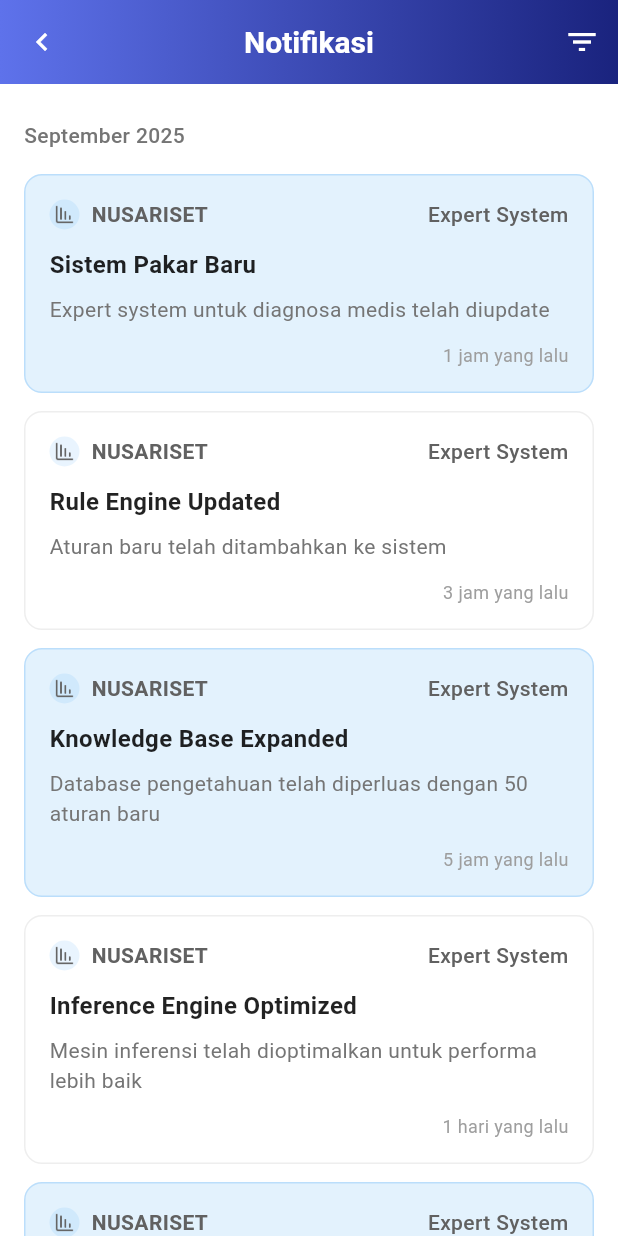
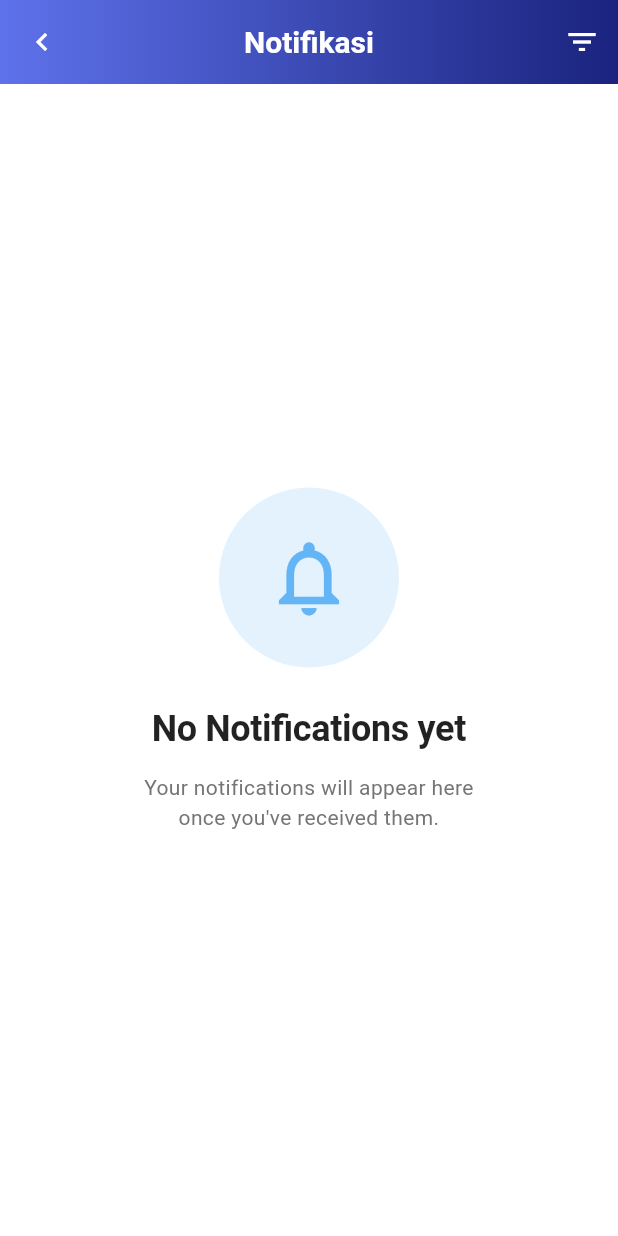
Before and after one commit to adistiradyiputra/rpn-nusagraha, a Flutter app: the NotificationsScreen screen opened directly, on a phone screen of 412 x 824 dp. Run offline on Flutter 3.47's test engine with Material 3 defaults, Android fonts, the light colour scheme and no system bars; our stand-ins replace device_info_plus, flutter_local_notifications, go_router, image_picker, lottie, open_file and 3 more; missing offline and left inert: flutter_pdfview, webview_flutter_android; accounts and stored records are empty; project files that could hold a hidden picture were left out.

Commit message:
Update Production IOS

```diff
--- a/lib/features/home/presentation/services/notification_service.dart
+++ b/lib/features/home/presentation/services/notification_service.dart
@@ -1,273 +1,8 @@
 import '../models/notification_model.dart';
 
 class NotificationService {
-  static final Map<String, Map<String, List<Map<String, dynamic>>>> _notifications = {
-    'NUSARISET': {
-      'Expert System': [
-        {
-          'id': '1',
-          'title': 'Sistem Pakar Baru',
-          'message': 'Expert system untuk diagnosa medis telah diupdate',
-          'time': '1 jam yang lalu',
-          'isRead': false,
-        },
-        {
-          'id': '2',
-          'title': 'Rule Engine Updated',
-          'message': 'Aturan baru telah ditambahkan ke sistem',
-          'time': '3 jam yang lalu',
-          'isRead': true,
-        },
-        {
-          'id': '3',
-          'title': 'Knowledge Base Expanded',
-          'message': 'Database pengetahuan telah diperluas dengan 50 aturan baru',
-          'time': '5 jam yang lalu',
-          'isRead': false,
-        },
-        {
-          'id': '4',
-          'title': 'Inference Engine Optimized',
-          'message': 'Mesin inferensi telah dioptimalkan untuk performa lebih baik',
-          'time': '1 hari yang lalu',
-          'isRead': true,
-        },
-        {
-          'id': '5',
-          'title': 'Expert Consultation Available',
-          'message': 'Konsultasi dengan pakar AI tersedia untuk proyek baru',
-          'time': '2 hari yang lalu',
-          'isRead': false,
-        },
-        {
-          'id': '6',
-          'title': 'System Training Completed',
-          'message': 'Pelatihan sistem pakar untuk tim riset telah selesai',
-          'time': '3 hari yang lalu',
-          'isRead': true,
-        },
-        {
-          'id': '7',
-          'title': 'New Diagnostic Module',
-          'message': 'Modul diagnosa untuk penyakit kardiovaskular telah ditambahkan',
-          'time': '4 hari yang lalu',
-          'isRead': false,
-        },
-        {
-          'id': '8',
-          'title': 'Performance Report',
-          'message': 'Laporan performa sistem pakar bulan Januari tersedia',
-          'time': '1 minggu yang lalu',
-          'isRead': true,
-        },
-      ],
-      'E-Proposal': [
-        {
-          'id': '9',
-          'title': 'Proposal Disetujui',
-          'message': 'Proposal "Penelitian AI" telah disetujui',
-          'time': '2 jam yang lalu',
-          'isRead': false,
-        },
-        {
-          'id': '10',
-          'title': 'Review Selesai',
-          'message': 'Review proposal "Machine Learning" selesai',
-          'time': '1 hari yang lalu',
-          'isRead': true,
-        },
-        {
-          'id': '11',
-          'title': 'Proposal Revisi',
-          'message': 'Proposal "Deep Learning" memerlukan revisi pada bab metodologi',
-          'time': '2 hari yang lalu',
-          'isRead': false,
-        },
-        {
-          'id': '12',
-          'title': 'Budget Approved',
-          'message': 'Anggaran untuk proposal "Computer Vision" telah disetujui',
-          'time': '3 hari yang lalu',
-          'isRead': true,
-        },
-        {
-          'id': '13',
-          'title': 'Timeline Updated',
-          'message': 'Jadwal penelitian untuk proposal "NLP" telah diperbarui',
-          'time': '4 hari yang lalu',
-          'isRead': false,
-        },
-        {
-          'id': '14',
-          'title': 'Collaboration Request',
-          'message': 'Permintaan kolaborasi dari universitas partner untuk proposal AI',
-          'time': '5 hari yang lalu',
-          'isRead': true,
-        },
-        {
-          'id': '15',
-          'title': 'Proposal Deadline',
-          'message': 'Deadline pengumpulan proposal riset tinggal 3 hari',
-          'time': '1 minggu yang lalu',
-          'isRead': false,
-        },
-        {
-          'id': '16',
-          'title': 'Template Updated',
-          'message': 'Template proposal riset telah diperbarui dengan format terbaru',
-          'time': '1 minggu yang lalu',
-          'isRead': true,
-        },
-      ],
-      'E-Monev': [
-        {
-          'id': '17',
-          'title': 'Monitoring Bulanan',
-          'message': 'Laporan monitoring bulan Januari tersedia',
-          'time': '4 jam yang lalu',
-          'isRead': false,
-        },
-        {
-          'id': '18',
-          'title': 'Progress Report',
-          'message': 'Laporan kemajuan proyek AI untuk bulan Januari telah diselesaikan',
-          'time': '1 hari yang lalu',
-          'isRead': true,
-        },
-        {
-          'id': '19',
-          'title': 'Milestone Achieved',
-          'message': 'Milestone pertama proyek Machine Learning telah tercapai',
-          'time': '2 hari yang lalu',
-          'isRead': false,
-        },
-        {
-          'id': '20',
-          'title': 'Budget Utilization',
-          'message': 'Utilisasi anggaran proyek Computer Vision mencapai 75%',
-          'time': '3 hari yang lalu',
-          'isRead': true,
-        },
-        {
-          'id': '21',
-          'title': 'Risk Assessment',
-          'message': 'Penilaian risiko proyek NLP menunjukkan level rendah',
-          'time': '4 hari yang lalu',
-          'isRead': false,
-        },
-        {
-          'id': '22',
-          'title': 'Team Performance',
-          'message': 'Evaluasi kinerja tim riset untuk kuartal Q1 telah selesai',
-          'time': '5 hari yang lalu',
-          'isRead': true,
-        },
-        {
-          'id': '23',
-          'title': 'Quality Assurance',
-          'message': 'Audit kualitas output penelitian bulan Januari telah dilakukan',
-          'time': '1 minggu yang lalu',
-          'isRead': false,
-        },
-        {
-          'id': '24',
-          'title': 'Stakeholder Meeting',
-          'message': 'Rapat dengan stakeholder untuk review progress proyek AI',
-          'time': '1 minggu yang lalu',
-          'isRead': true,
-        },
-      ],
-    },
-    'NUSAHUMA': {
-      'SPPD': [
-        {
-          'id': '25',
-          'title': 'SPPD Disetujui',
-          'message': 'Surat Perjalanan Dinas ke Jakarta disetujui',
-          'time': '1 jam yang lalu',
-          'isRead': false,
-        },
-      ],
-      'Cuti': [
-        {
-          'id': '26',
-          'title': 'Cuti Ditolak',
-          'message': 'Permohonan cuti tanggal 15-20 Januari ditolak',
-          'time': '1 hari yang lalu',
-          'isRead': false,
-        },
-      ],
-      'Presensi': [
-        {
-          'id': '27',
-          'title': 'Absensi Terlambat',
-          'message': 'Anda terlambat 15 menit hari ini',
-          'time': '2 jam yang lalu',
-          'isRead': true,
-        },
-      ],
-    },
-    'NUSAREKA': {
-      'Surat Masuk': [
-        {
-          'id': '28',
-          'title': 'Surat Masuk Baru',
-          'message': 'Ada 3 surat masuk yang perlu ditindaklanjuti',
-          'time': '2 hari yang lalu',
-          'isRead': true,
-        },
-      ],
-      'Disposisi': [
-        {
-          'id': '29',
-          'title': 'Disposisi Baru',
-          'message': 'Surat perlu didisposisikan ke bagian terkait',
-          'time': '3 jam yang lalu',
-          'isRead': false,
-        },
-      ],
-    },
-    'NUSAPROC': {
-      'PR & PPAB': [
-        {
-          'id': '30',
-          'title': 'PR Disetujui',
-          'message': 'Purchase Request #PR-2024-001 telah disetujui',
-          'time': '3 hari yang lalu',
-          'isRead': true,
-        },
-      ],
-      'HPS': [
-        {
-          'id': '31',
-          'title': 'HPS Selesai',
-          'message': 'Harga Perkiraan Sendiri untuk proyek ABC selesai',
-          'time': '1 hari yang lalu',
-          'isRead': false,
-        },
-      ],
-    },
-    'NUSAFINA': {
-      'SPP': [
-        {
-          'id': '32',
-          'title': 'SPP Siap Dibayar',
-          'message': 'Surat Permintaan Pembayaran #SPP-2024-005 siap diproses',
-          'time': '1 minggu yang lalu',
-          'isRead': true,
-        },
-      ],
-      'Voucher': [
-        {
-          'id': '33',
-          'title': 'Voucher Baru',
-          'message': 'Voucher makan siang untuk bulan Januari tersedia',
-          'time': '2 hari yang lalu',
-          'isRead': false,
-        },
-      ],
-    },
-  };
+  // Data notifikasi kosong - akan diisi dari API
+  static final Map<String, Map<String, List<Map<String, dynamic>>>> _notifications = {};
 
   static List<NotificationModel> getAllNotifications() {
     List<NotificationModel> allNotifications = [];
--- a/lib/features/home/presentation/widgets/simple_notification_dropdown.dart
+++ b/lib/features/home/presentation/widgets/simple_notification_dropdown.dart
@@ -10,39 +10,8 @@ class SimpleNotificationDropdown extends StatefulWidget {
 }
 
 class _SimpleNotificationDropdownState extends State<SimpleNotificationDropdown> {
-  // Sample notification data for badge count
-  final List<Map<String, dynamic>> _notifications = [
-    {
-      'id': '1',
-      'title': 'Proposal Riset Disetujui',
-      'message': 'Proposal "Penelitian AI" telah disetujui oleh reviewer',
-      'category': 'NUSARISET',
-      'time': '2 jam yang lalu',
-      'isRead': false,
-      'icon': Icons.check_circle,
-      'iconColor': Colors.green,
-    },
-    {
-      'id': '2',
-      'title': 'Cuti Ditolak',
-      'message': 'Permohonan cuti tanggal 15-20 Januari ditolak',
-      'category': 'NUSAHUMA',
-      'time': '1 hari yang lalu',
-      'isRead': false,
-      'icon': Icons.cancel,
-      'iconColor': Colors.red,
-    },
-    {
-      'id': '3',
-      'title': 'Surat Masuk Baru',
-      'message': 'Ada 3 surat masuk yang perlu ditindaklanjuti',
-      'category': 'NUSAREKA',
-      'time': '2 hari yang lalu',
-      'isRead': true,
-      'icon': Icons.mail,
-      'iconColor': Colors.blue,
-    },
-  ];
+  // Data notifikasi kosong - akan diisi dari API
+  final List<Map<String, dynamic>> _notifications = [];
 
   @override
   Widget build(BuildContext context) {
--- a/pubspec.yaml
+++ b/pubspec.yaml
@@ -1,7 +1,7 @@
 name: Nusagraha
 description: "A new Flutter project."
 publish_to: 'none'
-version: 1.0.1+2
+version: 1.0.1+4
 
 environment:
   sdk: ^3.8.0
```
Also changed, not shown: lib/features/home/presentation/screens/hps_menu_screen.dart (+34 -4 lines), lib/features/home/presentation/screens/notifications_screen.dart (+1 -21 lines), lib/features/home/presentation/screens/pengadaan_menu_screen.dart (+34 -4 lines), lib/features/home/presentation/screens/pr_menu_screen.dart (+34 -4 lines).
